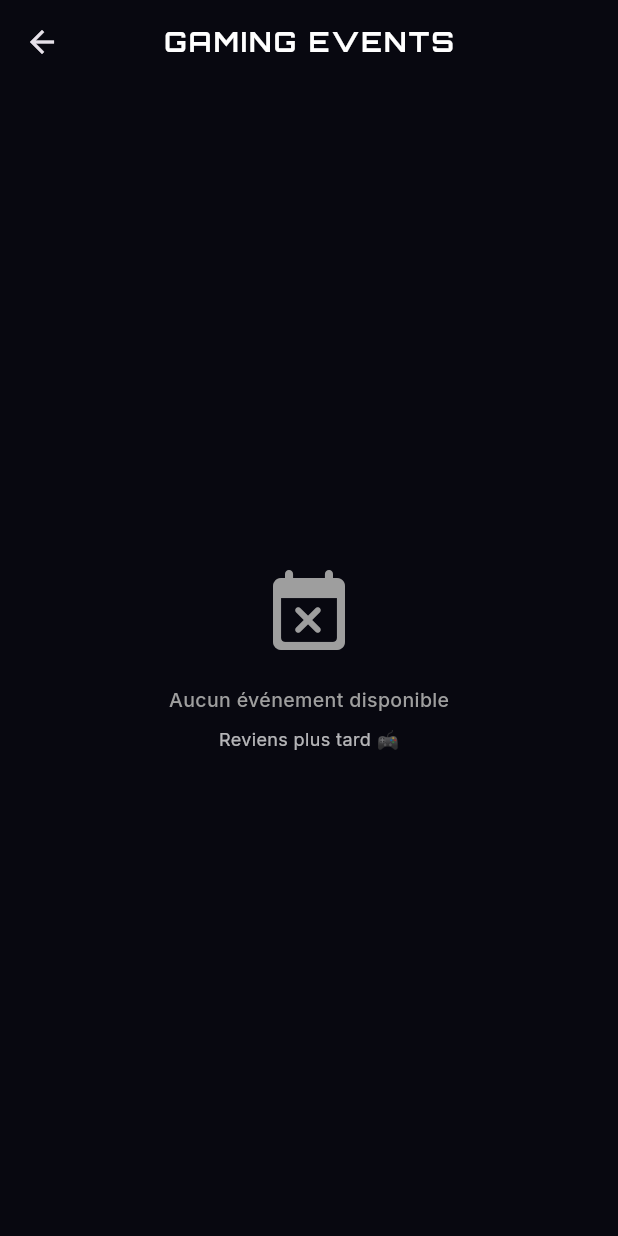
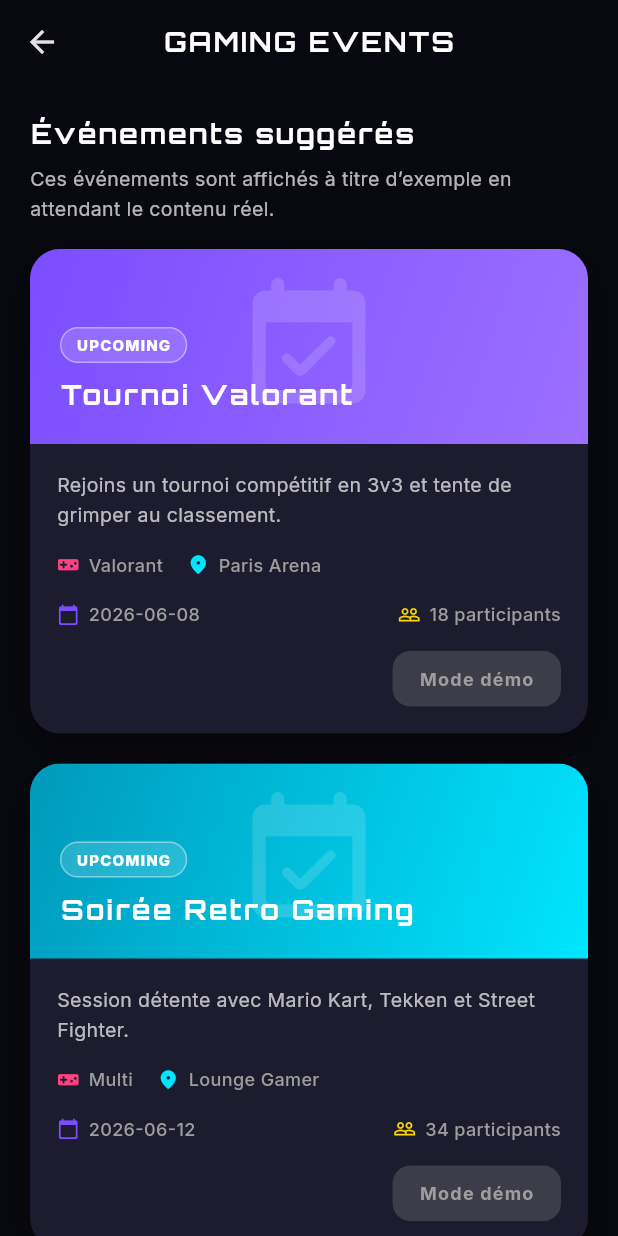
Before and after one commit to Alexandreboz/GamerConnectAPI-Mobile, a Flutter app: the EvenementPage screen opened by its route, on a phone screen of 412 x 824 dp. Run offline on Flutter 3.47's test engine with Material 3 defaults, Android fonts, the phone set to English and light mode, and no system bars; drawn by our look-alikes of flutter_animate; our stand-ins replace google_fonts, shared_preferences, socket_io_client; accounts and stored records are empty; network calls fail.

Commit message:
evenement page

```diff
--- a/gamerconnectmobile/lib/screens/evenement_page.dart
+++ b/gamerconnectmobile/lib/screens/evenement_page.dart
@@ -3,10 +3,13 @@ import 'package:flutter_animate/flutter_animate.dart';
 import '../theme/design_system.dart';
 import '../services/api_service.dart';
 import '../services/auth_service.dart';
+import 'evenement_detail_page.dart';
 
 class EvenementPage extends StatefulWidget {
+  const EvenementPage({super.key});
+
   @override
-  _EvenementPageState createState() => _EvenementPageState();
+  State<EvenementPage> createState() => _EvenementPageState();
 }
 
 class _EvenementPageState extends State<EvenementPage> {
@@ -14,6 +17,35 @@ class _EvenementPageState extends State<EvenementPage> {
   bool _loading = true;
   int? _userId;
   final Set<int> _joined = {};
+
+  final List<Map<String, dynamic>> _sampleEvents = [
+    {
+      'nom_evenement': 'Tournoi Valorant',
+      'description':
+          'Rejoins un tournoi compétitif en 3v3 et tente de grimper au classement.',
+      'date_evenement': '2026-06-08T19:00:00',
+      'lieu': 'Paris Arena',
+      'jeu': 'Valorant',
+      'participants': 18
+    },
+    {
+      'nom_evenement': 'Soirée Retro Gaming',
+      'description':
+          'Session détente avec Mario Kart, Tekken et Street Fighter.',
+      'date_evenement': '2026-06-12T20:30:00',
+      'lieu': 'Lounge Gamer',
+      'jeu': 'Multi',
+      'participants': 34
+    },
+    {
+      'nom_evenement': 'Challenge FIFA 24',
+      'description': 'Affronte d’autres joueurs dans un bracket éliminatoire.',
+      'date_evenement': '2026-06-18T18:00:00',
+      'lieu': 'E-Sport Café',
+      'jeu': 'FIFA 24',
+      'participants': 12
+    },
+  ];
 
   @override
   void initState() {
@@ -72,33 +104,44 @@ class _EvenementPageState extends State<EvenementPage> {
         child: _loading
             ? const Center(
                 child: CircularProgressIndicator(color: AppColors.primary))
-            : _events.isEmpty
-                ? Center(
-                    child: Column(
-                        mainAxisAlignment: MainAxisAlignment.center,
-                        children: [
-                        const Icon(Icons.event_busy_rounded,
-                            color: Colors.grey, size: 64),
-                        const SizedBox(height: 16),
-                        Text("Aucun événement disponible",
-                            style: AppStyles.subHeading),
-                        const SizedBox(height: 8),
-                        Text("Reviens plus tard 🎮",
-                            style: AppStyles.body.copyWith(fontSize: 12)),
-                      ]))
-                : ListView.builder(
+            : Builder(builder: (_) {
+                final events = _events.isNotEmpty ? _events : _sampleEvents;
+                final usingFallback = _events.isEmpty;
+                return ListView(
                   physics: const BouncingScrollPhysics(),
                   padding: const EdgeInsets.all(20),
-                    itemCount: _events.length,
-                    itemBuilder: (_, i) => _card(_events[i], i),
+                  children: [
+                    if (usingFallback)
+                      Padding(
+                        padding: const EdgeInsets.only(bottom: 16),
+                        child: Column(
+                          crossAxisAlignment: CrossAxisAlignment.start,
+                          children: [
+                            Text('Événements suggérés',
+                                style:
+                                    AppStyles.heading.copyWith(fontSize: 18)),
+                            const SizedBox(height: 8),
+                            Text(
+                              'Ces événements sont affichés à titre d’exemple en attendant le contenu réel.',
+                              style: AppStyles.body.copyWith(fontSize: 13),
                             ),
+                          ],
+                        ),
+                      ),
+                    ...events.asMap().entries.map((entry) {
+                      return _card(entry.value, entry.key);
+                    }),
+                  ],
+                );
+              }),
       ),
     );
   }
 
   Widget _card(dynamic e, int index) {
-    final id = e['id_evenement'] ?? index;
-    final joined = _joined.contains(id);
+    final id = e['id_evenement'] is int ? e['id_evenement'] as int : -1;
+    final isApiEvent = id > 0;
+    final joined = isApiEvent && _joined.contains(id);
     final colors = [
       AppColors.primaryGradient,
       AppColors.cyanGradient,
@@ -157,6 +200,30 @@ class _EvenementPageState extends State<EvenementPage> {
                     maxLines: 2,
                     overflow: TextOverflow.ellipsis,
                   ),
+                  const SizedBox(height: 14),
+                  Row(
+                    children: [
+                      const Icon(Icons.videogame_asset_rounded,
+                          color: AppColors.accent, size: 15),
+                      const SizedBox(width: 6),
+                      Text(
+                        e['jeu']?.toString() ?? 'Jeu inconnu',
+                        style: AppStyles.subHeading.copyWith(fontSize: 12),
+                      ),
+                      const SizedBox(width: 16),
+                      const Icon(Icons.location_on_rounded,
+                          color: AppColors.secondary, size: 15),
+                      const SizedBox(width: 6),
+                      Expanded(
+                        child: Text(
+                          e['lieu']?.toString() ?? 'Lieu non précisé',
+                          style: AppStyles.subHeading.copyWith(fontSize: 12),
+                          maxLines: 1,
+                          overflow: TextOverflow.ellipsis,
+                        ),
+                      ),
+                    ],
+                  ),
                   const SizedBox(height: 16),
                   Row(
                     children: [
@@ -166,8 +233,30 @@ class _EvenementPageState extends State<EvenementPage> {
                       Text(shortDate,
                           style: AppStyles.subHeading.copyWith(fontSize: 12)),
                       const Spacer(),
+                      const Icon(Icons.people_outline,
+                          color: AppColors.gold, size: 15),
+                      const SizedBox(width: 6),
+                      Text(
+                        '${e['participants'] ?? 0} participants',
+                        style: AppStyles.subHeading.copyWith(fontSize: 12),
+                      ),
+                    ],
+                  ),
+                  const SizedBox(height: 16),
+                  Row(
+                    children: [
+                      const Spacer(),
                       GestureDetector(
-                        onTap: () async {
+                        onTap: !isApiEvent
+                            ? () {
+                                ScaffoldMessenger.of(context)
+                                    .showSnackBar(const SnackBar(
+                                  content: Text(
+                                      'Cet événement n’est pas modifiable en mode démo.'),
+                                  backgroundColor: AppColors.accent,
+                                ));
+                              }
+                            : () async {
                                 if (_userId == null) {
                                   ScaffoldMessenger.of(context)
                                       .showSnackBar(const SnackBar(
@@ -178,7 +267,8 @@ class _EvenementPageState extends State<EvenementPage> {
                                   return;
                                 }
                                 final nextJoined = !joined;
-                          final success = await ApiService.participerEvenement(
+                                final success =
+                                    await ApiService.participerEvenement(
                                         id, _userId!,
                                         join: nextJoined);
                                 if (!mounted) return;
@@ -186,8 +276,17 @@ class _EvenementPageState extends State<EvenementPage> {
                                   setState(() {
                                     if (nextJoined) {
                                       _joined.add(id);
+                                      if (e['participants'] is int) {
+                                        e['participants'] =
+                                            (e['participants'] as int) + 1;
+                                      }
                                     } else {
                                       _joined.remove(id);
+                                      if (e['participants'] is int &&
+                                          (e['participants'] as int) > 0) {
+                                        e['participants'] =
+                                            (e['participants'] as int) - 1;
+                                      }
                                     }
                                   });
                                 }
@@ -201,7 +300,8 @@ class _EvenementPageState extends State<EvenementPage> {
                                         ? AppColors.green
                                         : AppColors.accent)
                                     : AppColors.accent;
-                          ScaffoldMessenger.of(context).showSnackBar(SnackBar(
+                                ScaffoldMessenger.of(context)
+                                    .showSnackBar(SnackBar(
                                   content: Text(snackMessage),
                                   backgroundColor: snackColor,
                                 ));
@@ -211,18 +311,31 @@ class _EvenementPageState extends State<EvenementPage> {
                           padding: const EdgeInsets.symmetric(
                               horizontal: 18, vertical: 10),
                           decoration: BoxDecoration(
-                            gradient: joined ? null : AppColors.primaryGradient,
-                            color:
-                                joined ? Colors.green.withOpacity(0.15) : null,
+                            gradient: (!joined && isApiEvent)
+                                ? AppColors.primaryGradient
+                                : null,
+                            color: joined
+                                ? Colors.green.withOpacity(0.15)
+                                : (!isApiEvent
+                                    ? Colors.grey.withOpacity(0.25)
+                                    : null),
                             borderRadius: BorderRadius.circular(12),
                             border: joined
                                 ? Border.all(color: AppColors.green)
                                 : null,
                           ),
                           child: Text(
-                            joined ? "✓ INSCRIT" : "S'INSCRIRE",
+                            joined
+                                ? "✓ INSCRIT"
+                                : isApiEvent
+                                    ? "S'INSCRIRE"
+                                    : "Mode démo",
                             style: TextStyle(
-                              color: joined ? AppColors.green : Colors.white,
+                              color: joined
+                                  ? AppColors.green
+                                  : isApiEvent
+                                      ? Colors.white
+                                      : Colors.grey,
                               fontWeight: FontWeight.bold,
                               fontSize: 12,
                               letterSpacing: 0.8,
```
Also changed, not shown: gamerconnectmobile/lib/screens/evenement_detail_page.dart (added, +214 -0 lines). Lines whose indentation alone changed are shown as unchanged.
